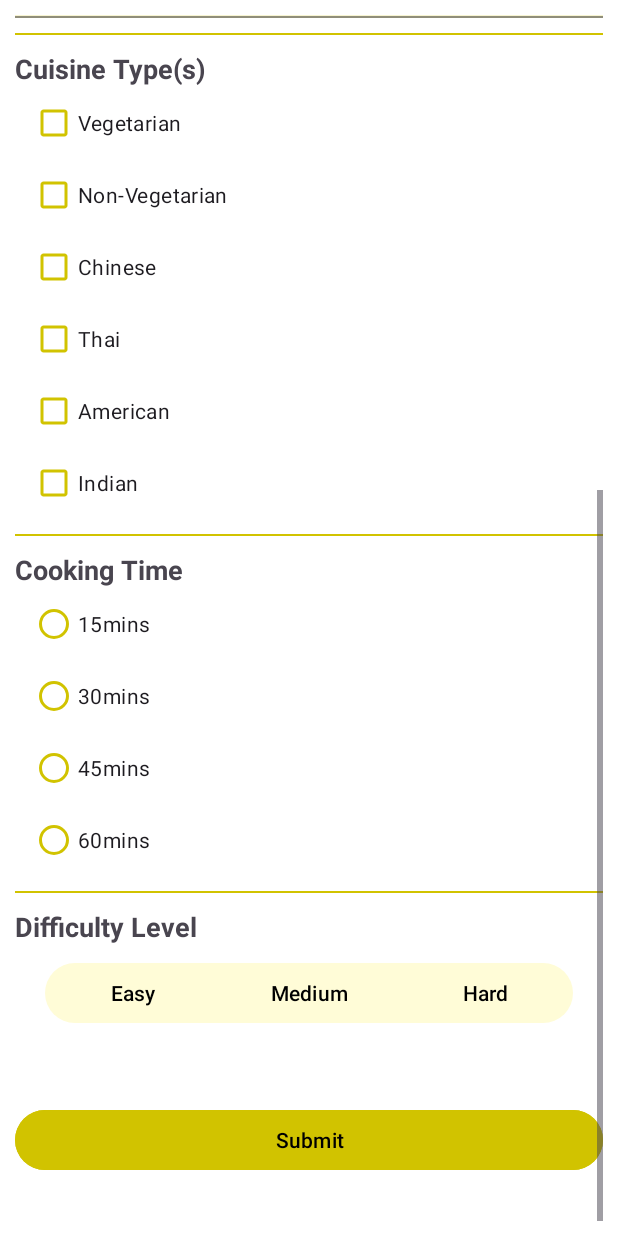
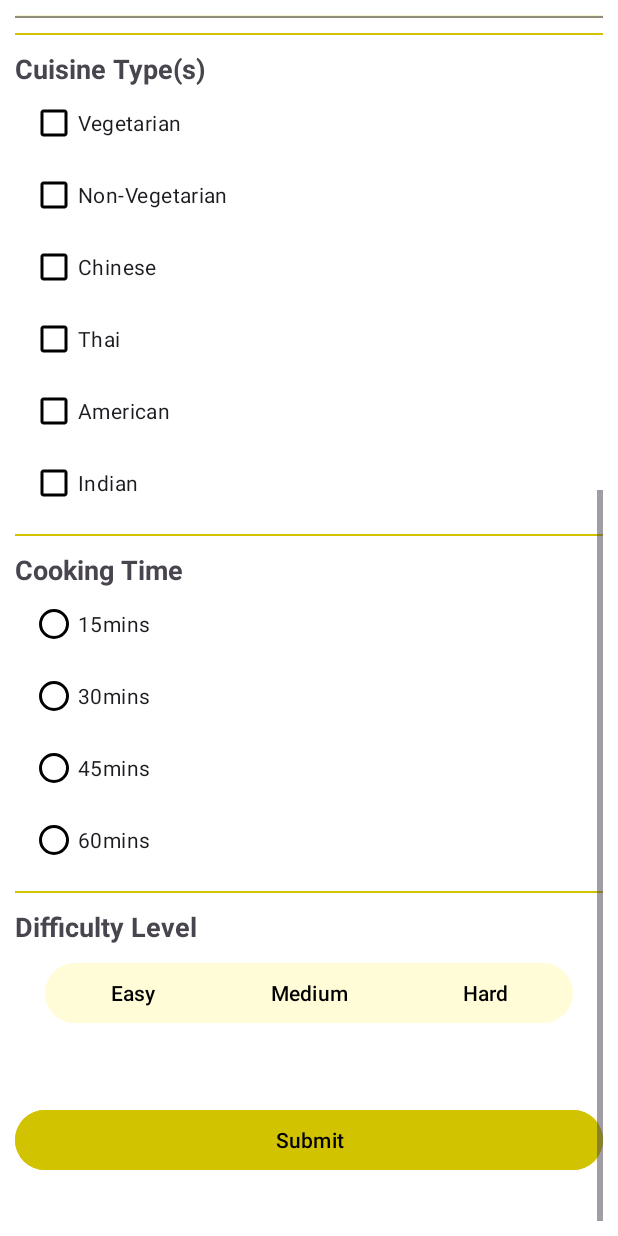
Before and after one commit to sukkrishvar-vijay/Recipe-Nest, an Android app: the fragment AddRecipeFragment placed in its activity, scrolled down 546 dp, on a phone screen of 412 x 824 dp. Run offline under Robolectric (Android 15) with nearby library versions, the phone set to English and light mode, and no system bars; our stand-ins replace Firebase (no records; nobody signed in at launch, a user with empty details on screens opened directly); pictures from the network do not load; 1 statement that could not run was skipped.

Commit message:
fixed a few UI issues

```diff
--- a/app/src/main/res/drawable/ic_favorite_filled.xml
+++ b/app/src/main/res/drawable/ic_favorite_filled.xml
@@ -1,4 +1,4 @@
-<vector xmlns:android="http://schemas.android.com/apk/res/android" android:height="24dp" android:tint="#000000" android:viewportHeight="24" android:viewportWidth="24" android:width="24dp">
+<vector xmlns:android="http://schemas.android.com/apk/res/android" android:height="24dp" android:tint="#FF0000" android:viewportHeight="24" android:viewportWidth="24" android:width="24dp">
 
     <path android:fillColor="@android:color/white" android:pathData="M12,21.35l-1.45,-1.32C5.4,15.36 2,12.28 2,8.5 2,5.42 4.42,3 7.5,3c1.74,0 3.41,0.81 4.5,2.09C13.09,3.81 14.76,3 16.5,3 19.58,3 22,5.42 22,8.5c0,3.78 -3.4,6.86 -8.55,11.54L12,21.35z"/>
 
--- a/app/src/main/res/drawable/ic_favorite_outline.xml
+++ b/app/src/main/res/drawable/ic_favorite_outline.xml
@@ -1,4 +1,4 @@
-<vector xmlns:android="http://schemas.android.com/apk/res/android" android:height="24dp" android:tint="#000000" android:viewportHeight="24" android:viewportWidth="24" android:width="24dp">
+<vector xmlns:android="http://schemas.android.com/apk/res/android" android:height="24dp" android:tint="#FF0000" android:viewportHeight="24" android:viewportWidth="24" android:width="24dp">
 
     <path android:fillColor="@android:color/white" android:pathData="M16.5,3c-1.74,0 -3.41,0.81 -4.5,2.09C10.91,3.81 9.24,3 7.5,3 4.42,3 2,5.42 2,8.5c0,3.78 3.4,6.86 8.55,11.54L12,21.35l1.45,-1.32C18.6,15.36 22,12.28 22,8.5 22,5.42 19.58,3 16.5,3zM12.1,18.55l-0.1,0.1 -0.1,-0.1C7.14,14.24 4,11.39 4,8.5 4,6.5 5.5,5 7.5,5c1.54,0 3.04,0.99 3.57,2.36h1.87C13.46,5.99 14.96,5 16.5,5c2,0 3.5,1.5 3.5,3.5 0,2.89 -3.14,5.74 -7.9,10.05z"/>
 
--- a/app/src/main/res/layout/add_recipe_fragment.xml
+++ b/app/src/main/res/layout/add_recipe_fragment.xml
@@ -100,7 +100,7 @@
             android:layout_height="wrap_content"
             android:text="Vegetarian"
             android:layout_marginLeft="10dp"
-            app:buttonTint="@color/d1c300"
+            app:buttonTint="@color/button_track"
             app:buttonIconTint="@color/white"
             />
 
@@ -110,7 +110,7 @@
             android:layout_height="wrap_content"
             android:text="Non-Vegetarian"
             android:layout_marginLeft="10dp"
-            app:buttonTint="@color/d1c300"
+            app:buttonTint="@color/button_track"
             app:buttonIconTint="@color/white"
             />
 
@@ -120,7 +120,7 @@
             android:layout_height="wrap_content"
             android:text="Chinese"
             android:layout_marginLeft="10dp"
-            app:buttonTint="@color/d1c300"
+            app:buttonTint="@color/button_track"
             app:buttonIconTint="@color/white"
             />
 
@@ -130,7 +130,7 @@
             android:layout_height="wrap_content"
             android:text="Thai"
             android:layout_marginLeft="10dp"
-            app:buttonTint="@color/d1c300"
+            app:buttonTint="@color/button_track"
             app:buttonIconTint="@color/white"
             />
 
@@ -140,7 +140,7 @@
             android:layout_height="wrap_content"
             android:text="American"
             android:layout_marginLeft="10dp"
-            app:buttonTint="@color/d1c300"
+            app:buttonTint="@color/button_track"
             app:buttonIconTint="@color/white"
             />
 
@@ -150,7 +150,7 @@
             android:layout_height="wrap_content"
             android:text="Indian"
             android:layout_marginLeft="10dp"
-            app:buttonTint="@color/d1c300"
+            app:buttonTint="@color/button_track"
             app:buttonIconTint="@color/white"
             />
 
@@ -182,7 +182,7 @@
                 android:layout_height="wrap_content"
                 android:text="15mins"
                 android:layout_marginLeft="10dp"
-                app:buttonTint="@color/d1c300"/>
+                app:buttonTint="@color/button_track"/>
 
             <RadioButton
                 android:id="@+id/time_30"
@@ -190,7 +190,7 @@
                 android:layout_height="wrap_content"
                 android:text="30mins"
                 android:layout_marginLeft="10dp"
-                app:buttonTint="@color/d1c300"/>
+                app:buttonTint="@color/button_track"/>
 
             <RadioButton
                 android:id="@+id/time_45"
@@ -198,7 +198,7 @@
                 android:layout_height="wrap_content"
                 android:text="45mins"
                 android:layout_marginLeft="10dp"
-                app:buttonTint="@color/d1c300"/>
+                app:buttonTint="@color/button_track"/>
 
             <RadioButton
                 android:id="@+id/time_60"
@@ -206,7 +206,7 @@
                 android:layout_height="wrap_content"
                 android:text="60mins"
                 android:layout_marginLeft="10dp"
-                app:buttonTint="@color/d1c300"/>
+                app:buttonTint="@color/button_track"/>
         </RadioGroup>
 
         <!-- Divider -->
--- a/app/src/main/res/layout/fragment_search.xml
+++ b/app/src/main/res/layout/fragment_search.xml
@@ -93,7 +93,7 @@
                     android:text="Difficulty Level"
                     android:background="@color/white"
                     app:chipStrokeColor="@color/black"
-                    android:backgroundTint="#2ED1C300"
+                    app:chipBackgroundColor="#2ED1C300"
                     app:chipStrokeWidth="1dp"
                     android:textColor="@android:color/black" />
 
@@ -106,7 +106,7 @@
                     android:text="Cooking Time"
                     android:background="@color/white"
                     app:chipStrokeColor="@color/black"
-                    android:backgroundTint="#2ED1C300"
+                    app:chipBackgroundColor="#2ED1C300"
                     app:chipStrokeWidth="1dp"
                     android:textColor="@android:color/black" />
 
@@ -119,7 +119,7 @@
                     android:text="Cuisine Types"
                     android:background="@color/white"
                     app:chipStrokeColor="@color/black"
-                    android:backgroundTint="#2ED1C300"
+                    app:chipBackgroundColor="#2ED1C300"
                     app:chipStrokeWidth="1dp"
                     android:textColor="@android:color/black" />
 
```
